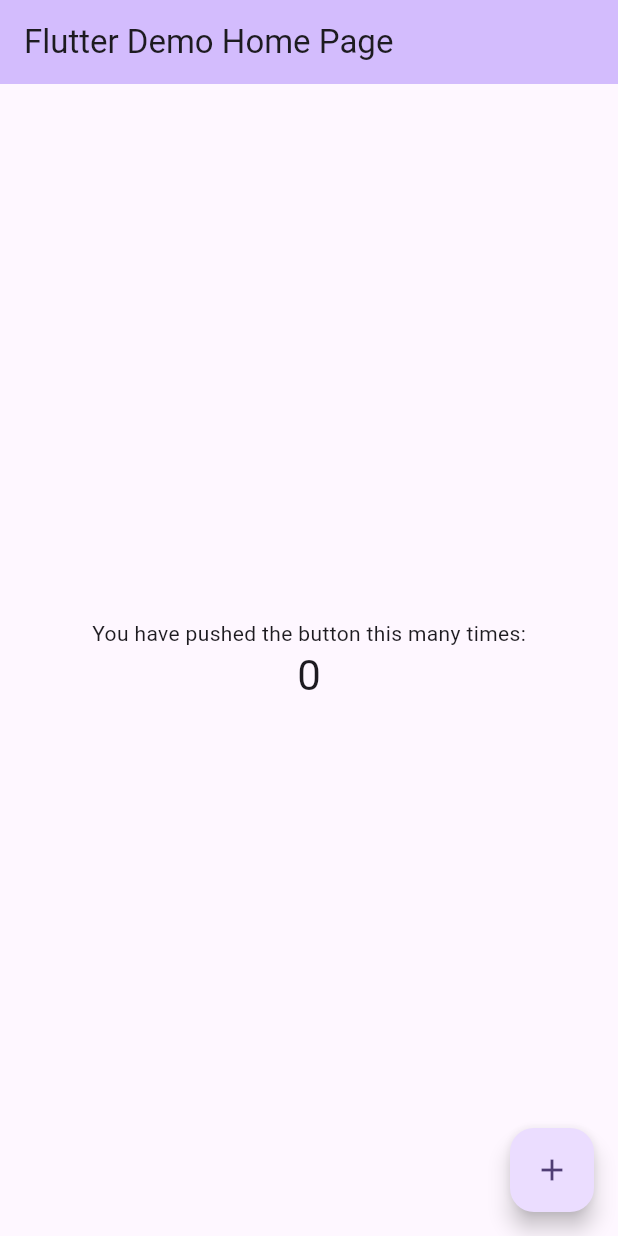
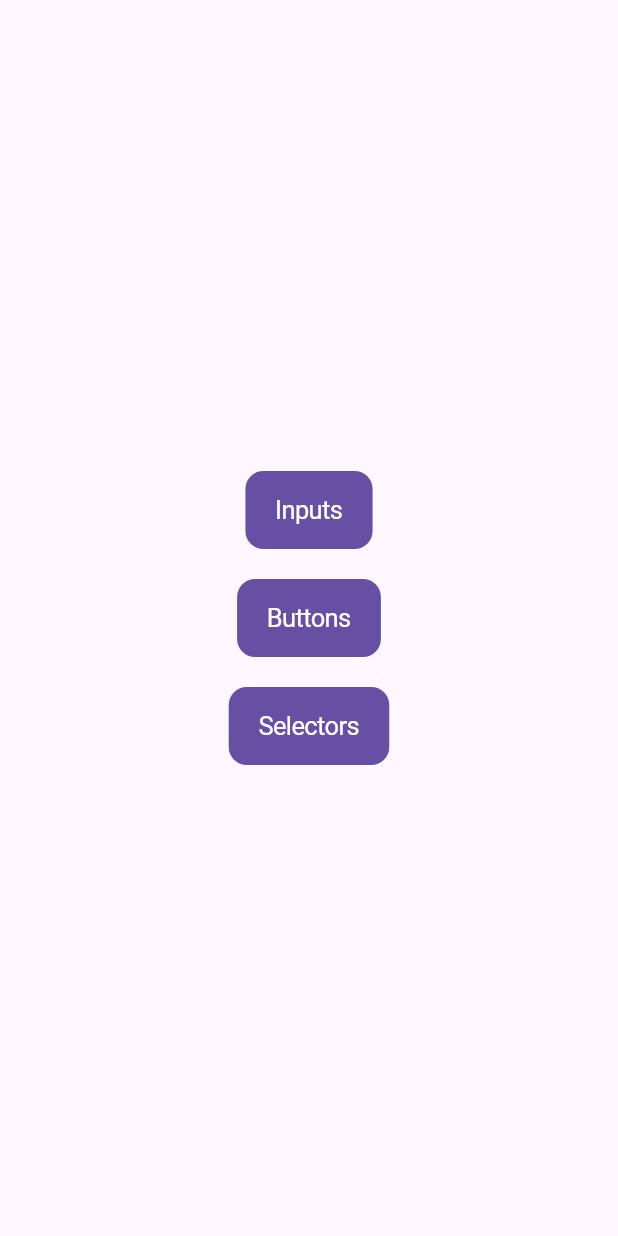
Before and after one commit to digitechdevs/beluga_design_flutter, a Flutter app: the screen it shows after launch, on a phone screen of 412 x 824 dp. Run offline on Flutter 3.47's test engine with Material 3 defaults, Android fonts, the light colour scheme and no system bars; our stand-ins replace flutter_screenutil, flutter_svg, iconsax_plus.

Commit message:
Add initial components and configuration for Beluga design library

```diff
--- a/example/lib/main.dart
+++ b/example/lib/main.dart
@@ -1,4 +1,6 @@
-import 'package:flutter/material.dart';
+import 'package:beluga_design_flutter/beluga_design.dart';
+import 'package:example/inputs.dart';
+import 'package:flutter/cupertino.dart';
 
 void main() {
   runApp(const MyApp());
@@ -10,116 +12,58 @@
   // This widget is the root of your application.
   @override
   Widget build(BuildContext context) {
-    return MaterialApp(
-      title: 'Flutter Demo',
-      theme: ThemeData(
-        // This is the theme of your application.
-        //
-        // TRY THIS: Try running your application with "flutter run". You'll see
-        // the application has a purple toolbar. Then, without quitting the app,
-        // try changing the seedColor in the colorScheme below to Colors.green
-        // and then invoke "hot reload" (save your changes or press the "hot
-        // reload" button in a Flutter-supported IDE, or press "r" if you used
-        // the command line to start the app).
-        //
-        // Notice that the counter didn't reset back to zero; the application
-        // state is not lost during the reload. To reset the state, use hot
-        // restart instead.
-        //
-        // This works for code too, not just values: Most code changes can be
-        // tested with just a hot reload.
-        colorScheme: ColorScheme.fromSeed(seedColor: Colors.deepPurple),
-        useMaterial3: true,
+    return const ScreenUtilInit(
+      designSize: Size(390, 812),
+      minTextAdapt: true,
+      child: MaterialApp(
+        home: BelugaDesignHome(),
       ),
-      home: const MyHomePage(title: 'Flutter Demo Home Page'),
     );
   }
 }
 
-class MyHomePage extends StatefulWidget {
-  const MyHomePage({super.key, required this.title});
-
-  // This widget is the home page of your application. It is stateful, meaning
-  // that it has a State object (defined below) that contains fields that affect
-  // how it looks.
-
-  // This class is the configuration for the state. It holds the values (in this
-  // case the title) provided by the parent (in this case the App widget) and
-  // used by the build method of the State. Fields in a Widget subclass are
-  // always marked "final".
-
-  final String title;
+class BelugaDesignHome extends StatefulWidget {
+  const BelugaDesignHome({super.key});
 
   @override
-  State<MyHomePage> createState() => _MyHomePageState();
+  State<BelugaDesignHome> createState() => _BelugaDesignHomeState();
 }
 
-class _MyHomePageState extends State<MyHomePage> {
-  int _counter = 0;
-
-  void _incrementCounter() {
-    setState(() {
-      // This call to setState tells the Flutter framework that something has
-      // changed in this State, which causes it to rerun the build method below
-      // so that the display can reflect the updated values. If we changed
-      // _counter without calling setState(), then the build method would not be
-      // called again, and so nothing would appear to happen.
-      _counter++;
-    });
-  }
-
+class _BelugaDesignHomeState extends State<BelugaDesignHome> {
   @override
   Widget build(BuildContext context) {
-    // This method is rerun every time setState is called, for instance as done
-    // by the _incrementCounter method above.
-    //
-    // The Flutter framework has been optimized to make rerunning build methods
-    // fast, so that you can just rebuild anything that needs updating rather
-    // than having to individually change instances of widgets.
     return Scaffold(
-      appBar: AppBar(
-        // TRY THIS: Try changing the color here to a specific color (to
-        // Colors.amber, perhaps?) and trigger a hot reload to see the AppBar
-        // change color while the other colors stay the same.
-        backgroundColor: Theme.of(context).colorScheme.inversePrimary,
-        // Here we take the value from the MyHomePage object that was created by
-        // the App.build method, and use it to set our appbar title.
-        title: Text(widget.title),
-      ),
       body: Center(
-        // Center is a layout widget. It takes a single child and positions it
-        // in the middle of the parent.
         child: Column(
-          // Column is also a layout widget. It takes a list of children and
-          // arranges them vertically. By default, it sizes itself to fit its
-          // children horizontally, and tries to be as tall as its parent.
-          //
-          // Column has various properties to control how it sizes itself and
-          // how it positions its children. Here we use mainAxisAlignment to
-          // center the children vertically; the main axis here is the vertical
-          // axis because Columns are vertical (the cross axis would be
-          // horizontal).
-          //
-          // TRY THIS: Invoke "debug painting" (choose the "Toggle Debug Paint"
-          // action in the IDE, or press "p" in the console), to see the
-          // wireframe for each widget.
           mainAxisAlignment: MainAxisAlignment.center,
-          children: <Widget>[
-            const Text(
-              'You have pushed the button this many times:',
+          crossAxisAlignment: CrossAxisAlignment.center,
+          children: [
+            CupertinoButton.filled(
+              onPressed: () {
+                Navigator.push(
+                  context,
+                  MaterialPageRoute(
+                    builder: (context) {
+                      return const InputField();
+                    },
+                  ),
+                );
+              },
+              child: const Text("Inputs"),
             ),
-            Text(
-              '$_counter',
-              style: Theme.of(context).textTheme.headlineMedium,
+            const SizedBox(height: 20),
+            CupertinoButton.filled(
+              onPressed: () {},
+              child: const Text("Buttons"),
+            ),
+            const SizedBox(height: 20),
+            CupertinoButton.filled(
+              onPressed: () {},
+              child: const Text("Selectors"),
             ),
           ],
         ),
       ),
-      floatingActionButton: FloatingActionButton(
-        onPressed: _incrementCounter,
-        tooltip: 'Increment',
-        child: const Icon(Icons.add),
-      ), // This trailing comma makes auto-formatting nicer for build methods.
     );
   }
 }
--- a/pubspec.yaml
+++ b/pubspec.yaml
@@ -9,6 +9,9 @@ environment:
 dependencies:
   flutter:
     sdk: flutter
+  flutter_screenutil: ^5.9.3
+  flutter_svg: ^2.0.17
+  iconsax_plus: ^1.0.0
 
 dev_dependencies:
   flutter_test:
```
Also changed, not shown: example/lib/inputs.dart (added, +51 -0 lines), example/pubspec.yaml (+8 -65 lines), lib/beluga_design.dart (+7 -0 lines), lib/package/components/inputs/primary_input_field.dart (+192 -0 lines), lib/package/utils/colors.dart (+5 -4 lines), example/lib/buttons.dart (added), example/lib/checkboxes.dart (added), example/pubspec.lock, pubspec.lock.
